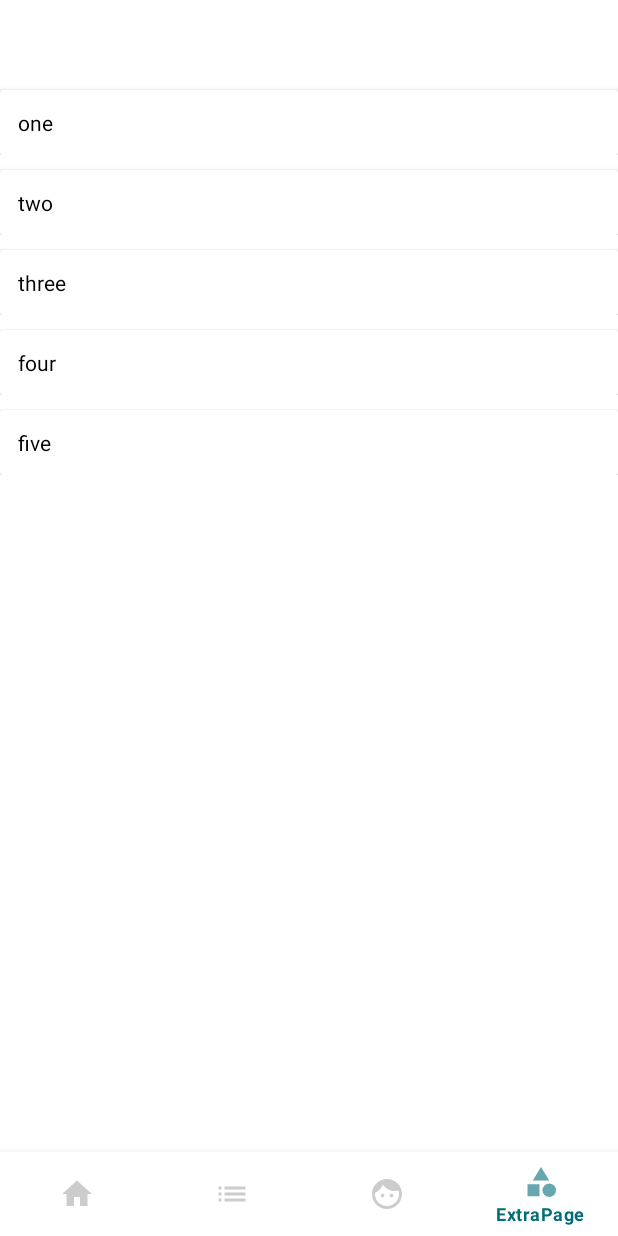
After one commit to iosepadrian/cryptoTradeSimulator, an Android app: the Page4Fragment screen opened through its navigation route, on a phone screen of 412 x 824 dp. The commit adds this screen. Run offline under Robolectric (Android 15) with nearby library versions, the phone set to English and light mode, and no system bars; our stand-ins replace Dagger/Hilt's generated code, navigation-ui.

Commit message:
category list added

```diff
--- /dev/null
+++ b/app/src/main/java/com/example/myapplication/data/data/adapters/categoryAdapters/CategoryAdapter.kt
@@ -0,0 +1,101 @@
+package com.example.myapplication.data.data.adapters.categoryAdapters
+
+import android.content.Context
+import android.view.LayoutInflater
+import android.view.View
+import android.view.ViewGroup
+import android.widget.LinearLayout
+import android.widget.TextView
+import androidx.recyclerview.widget.RecyclerView
+import com.example.myapplication.R
+import com.example.myapplication.data.data.adapters.categoryAdapters.CategoryAdapter.MyViewHolder
+import com.example.myapplication.data.data.model.Category
+import android.graphics.Typeface
+import android.util.Log
+
+import android.util.TypedValue
+import androidx.cardview.widget.CardView
+
+import androidx.recyclerview.widget.LinearLayoutManager
+
+
+
+
+class CategoryAdapter(
+    private var context:Context,
+    private var categoryList: ArrayList<Category>,
+    private var clickedPosition:Int,
+    private var subClickedPosition:Int
+) : RecyclerView.Adapter<MyViewHolder>(){
+
+
+
+    class MyViewHolder(itemView: View):RecyclerView.ViewHolder(itemView) {
+        var name: TextView
+        var row: CardView
+        val mSubRecyclerView:RecyclerView
+        init {
+            name = itemView.findViewById(R.id.categoryTextView)
+            row=itemView.findViewById(R.id.categoryCardView)
+            mSubRecyclerView=itemView.findViewById(R.id.subcategoryRecyclerView)
+        }
+    }
+
+    override fun onCreateViewHolder(parent: ViewGroup, viewType: Int): MyViewHolder {
+        val v = LayoutInflater.from(parent.context)
+            .inflate(R.layout.categoty_card_view, parent, false)
+        return MyViewHolder(v)
+    }
+
+    override fun onBindViewHolder(holder: MyViewHolder, position: Int) {
+        holder.name.setText(categoryList.get(position).name)
+        Log.v("AdiTag", categoryList.get(position).name)
+        val manager = LinearLayoutManager(context)
+        val adapter = SubCategoryAdapter(
+            object : SubCategoryAdapter.SubSelectionInterface {
+                override fun onsubselection(position: Int) {
+                    subClickedPosition = position
+                }
+            },
+            categoryList[position].subcategoryList,
+            -1,
+            )
+        holder.mSubRecyclerView.layoutManager = manager
+        holder.mSubRecyclerView.adapter = adapter
+        Log.v("AdiTag", categoryList[position].subcategoryList.toString())
+        if (position == clickedPosition) {
+            holder.mSubRecyclerView.visibility = View.VISIBLE
+            holder.name.setTextSize(TypedValue.COMPLEX_UNIT_SP, 16F)
+            holder.name.setTypeface(null, Typeface.BOLD)
+        } else {
+            holder.mSubRecyclerView.visibility = View.GONE
+            holder.name.setTextSize(TypedValue.COMPLEX_UNIT_SP, 14F)
+            holder.name.setTypeface(null, Typeface.NORMAL)
+        }
+
+        holder.row.setOnClickListener {
+            if (clickedPosition != position) {
+                clickedPosition = position
+                subClickedPosition = -1
+                notifyDataSetChanged()
+            } else {
+                holder.mSubRecyclerView.visibility = View.GONE
+                clickedPosition = -1
+                subClickedPosition = -1
+                notifyDataSetChanged()
+            }
+        }
+    }
+
+    override fun getItemCount(): Int {
+        return categoryList.size
+    }
+
+    fun getCategoryPosition(): Int {
+        return clickedPosition
+    }
+
+    fun getSubCategoryPosition(): Int {
+        return subClickedPosition
+    }
+}
--- /dev/null
+++ b/app/src/main/java/com/example/myapplication/data/data/model/Category.kt
@@ -0,0 +1,13 @@
+package com.example.myapplication.data.data.model
+
+import java.io.Serializable
+
+class Category(
+    val id:Int,
+    val name:String,
+    val subcategoryList: ArrayList<SubCategory>
+):Serializable {
+    override fun toString(): String {
+        return "Category(id=$id, name='$name', subcategoryList=$subcategoryList)"
+    }
+}
--- /dev/null
+++ b/app/src/main/java/com/example/myapplication/data/data/model/SubCategory.kt
@@ -0,0 +1,12 @@
+package com.example.myapplication.data.data.model
+
+import java.io.Serializable
+
+class SubCategory(
+    val name:String,
+    val description:String
+):Serializable {
+    override fun toString(): String {
+        return "SubCategory(name='$name', description='$description')"
+    }
+}
--- /dev/null
+++ b/app/src/main/java/com/example/myapplication/ui/fragments/Page4Fragment.kt
@@ -0,0 +1,79 @@
+package com.example.myapplication.ui.fragments
+
+import android.os.Bundle
+import android.util.Log
+import androidx.fragment.app.Fragment
+import android.view.LayoutInflater
+import android.view.View
+import android.view.ViewGroup
+import androidx.recyclerview.widget.LinearLayoutManager
+import com.example.myapplication.R
+import com.example.myapplication.data.data.adapters.categoryAdapters.CategoryAdapter
+import com.example.myapplication.data.data.model.Category
+import kotlinx.android.synthetic.main.fragment_page4.view.*
+import com.example.myapplication.data.data.model.SubCategory
+
+
+
+
+
+class Page4Fragment : Fragment() {
+
+    private lateinit var viewOfLayout: View
+    private var categoryList= ArrayList<Category>()
+
+
+
+    override fun onCreateView(
+        inflater: LayoutInflater, container: ViewGroup?,
+        savedInstanceState: Bundle?
+    ): View? {
+        // Inflate the layout for this fragment
+        viewOfLayout = inflater.inflate(R.layout.fragment_page4, container, false)
+
+        val recyclerView=viewOfLayout.categoryRecyclerView
+        createDummyData()
+
+        val manager=LinearLayoutManager(requireContext())
+        val adapter=CategoryAdapter(requireContext(),categoryList,-1,-1)
+        recyclerView.layoutManager=manager
+        recyclerView.adapter=adapter
+        return viewOfLayout
+    }
+
+    private fun createDummyData() {
+        var ex1= ArrayList<SubCategory>()
+        var ex2= ArrayList<SubCategory>()
+        var ex3= ArrayList<SubCategory>()
+        var ex4= ArrayList<SubCategory>()
+        var ex5= ArrayList<SubCategory>()
+        categoryList.add(Category(1, "one",ex1 ))
+        categoryList[0]?.subcategoryList.add(SubCategory("1", "sub one"))
+        categoryList[0]?.subcategoryList.add(SubCategory("2", "sub two"))
+        categoryList[0]?.subcategoryList.add(SubCategory("3", "sub three"))
+
+        categoryList.add(Category(2,"two",ex2))
+        categoryList[1]?.subcategoryList.add(SubCategory("1", "sub one"))
+        categoryList[1]?.subcategoryList.add(SubCategory("2", "sub two"))
+        categoryList[1]?.subcategoryList.add(SubCategory("3", "sub three"))
+
+        categoryList.add(Category(3, "three",ex3))
+        categoryList[2]?.subcategoryList.add(SubCategory("1", "sub one"))
+        categoryList[2]?.subcategoryList.add(SubCategory("2", "sub two"))
+        categoryList[2]?.subcategoryList.add(SubCategory("3", "sub three"))
+
+        categoryList.add(Category(4, "four",ex4))
+        categoryList[3]?.subcategoryList.add(SubCategory("1", "sub one"))
+        categoryList[3]?.subcategoryList.add(SubCategory("2", "sub two"))
+        categoryList[3]?.subcategoryList.add(SubCategory("3", "sub three"))
+
+        categoryList.add(Category(5, "five",ex5))
+        categoryList[4]?.subcategoryList.add(SubCategory("1", "sub one"))
+        categoryList[4]?.subcategoryList.add(SubCategory("2", "sub two"))
+        categoryList[4]?.subcategoryList.add(SubCategory("3", "sub three"))
+
+        Log.v("AdiTag","aici "+ categoryList[3].subcategoryList.toString())
+    }
+
+
+}
--- /dev/null
+++ b/app/src/main/res/drawable-anydpi/ic_category.xml
@@ -0,0 +1,17 @@
+<vector xmlns:android="http://schemas.android.com/apk/res/android"
+    android:width="24dp"
+    android:height="24dp"
+    android:viewportWidth="24"
+    android:viewportHeight="24"
+    android:tint="#333333"
+    android:alpha="0.6">
+  <path
+      android:fillColor="@android:color/white"
+      android:pathData="M12,2l-5.5,9h11z"/>
+  <path
+      android:fillColor="@android:color/white"
+      android:pathData="M17.5,17.5m-4.5,0a4.5,4.5 0,1 1,9 0a4.5,4.5 0,1 1,-9 0"/>
+  <path
+      android:fillColor="@android:color/white"
+      android:pathData="M3,13.5h8v8H3z"/>
+</vector>
--- /dev/null
+++ b/app/src/main/res/layout/categoty_card_view.xml
@@ -0,0 +1,39 @@
+<?xml version="1.0" encoding="utf-8"?>
+<androidx.constraintlayout.widget.ConstraintLayout xmlns:android="http://schemas.android.com/apk/res/android"
+    android:layout_width="match_parent"
+    android:layout_height="wrap_content"
+    xmlns:app="http://schemas.android.com/apk/res-auto">
+
+
+
+    <androidx.cardview.widget.CardView
+        android:id="@+id/categoryCardView"
+        android:layout_width="match_parent"
+        android:layout_height="wrap_content"
+        app:layout_constraintTop_toTopOf="parent"
+        android:layout_marginTop="10dp"
+        >
+        <LinearLayout
+            android:layout_width="match_parent"
+            android:layout_height="wrap_content"
+            android:orientation="vertical"
+            >
+            <TextView
+                android:layout_width="wrap_content"
+                android:layout_height="wrap_content"
+                android:id="@+id/categoryTextView"
+                android:textColor="@color/black"
+                android:text="Item Range"
+                android:textSize="20dp"
+                android:padding="12sp"
+                ></TextView>
+            <androidx.recyclerview.widget.RecyclerView
+                android:layout_width="match_parent"
+                android:layout_height="wrap_content"
+                android:id="@+id/subcategoryRecyclerView"
+                ></androidx.recyclerview.widget.RecyclerView>
+        </LinearLayout>
+    </androidx.cardview.widget.CardView>
+
+
+</androidx.constraintlayout.widget.ConstraintLayout>
--- /dev/null
+++ b/app/src/main/res/layout/fragment_page4.xml
@@ -0,0 +1,36 @@
+<?xml version="1.0" encoding="utf-8"?>
+<FrameLayout xmlns:android="http://schemas.android.com/apk/res/android"
+    xmlns:tools="http://schemas.android.com/tools"
+    android:layout_width="match_parent"
+    android:layout_height="match_parent"
+    xmlns:app="http://schemas.android.com/apk/res-auto"
+    tools:context=".ui.fragments.Page4Fragment">
+
+    <androidx.core.widget.NestedScrollView
+        android:layout_width="match_parent"
+        android:layout_height="wrap_content"
+        >
+
+    <androidx.constraintlayout.widget.ConstraintLayout
+        android:layout_width="match_parent"
+        android:layout_height="match_parent"
+        >
+        <LinearLayout
+            android:layout_width="match_parent"
+            android:layout_height="wrap_content"
+            app:layout_constraintTop_toTopOf="parent"
+            android:layout_marginTop="50dp"
+            >
+            <androidx.recyclerview.widget.RecyclerView
+                android:layout_width="match_parent"
+                android:layout_height="wrap_content"
+                android:id="@+id/categoryRecyclerView"
+                android:paddingBottom="70dp"
+                ></androidx.recyclerview.widget.RecyclerView>
+        </LinearLayout>
+
+
+    </androidx.constraintlayout.widget.ConstraintLayout>
+
+    </androidx.core.widget.NestedScrollView>
+</FrameLayout>
--- a/app/src/main/res/menu/bottom_navigation_menu.xml
+++ b/app/src/main/res/menu/bottom_navigation_menu.xml
@@ -17,4 +17,10 @@
         android:title="Profile"
         android:icon="@drawable/ic_profile"
         />
+    <item
+        android:id="@+id/page4Fragment"
+        android:enabled="true"
+        android:title="ExtraPage"
+        android:icon="@drawable/ic_category"
+        />
 </menu>
--- a/app/src/main/res/navigation/my_nav.xml
+++ b/app/src/main/res/navigation/my_nav.xml
@@ -9,6 +9,13 @@
         android:name="com.example.myapplication.ui.fragments.Page3Fragment"
         android:label="fragment_page3"
         tools:layout="@layout/fragment_page3" />
+    <fragment
+        android:id="@+id/page4Fragment"
+        android:name="com.example.myapplication.ui.fragments.Page4Fragment"
+        android:label="fragment_page4"
+        tools:layout="@layout/fragment_page4" />
+
+
 
     <fragment
         android:id="@+id/page1Fragment"
```
Also changed, not shown: app/src/main/java/com/example/myapplication/data/data/adapters/categoryAdapters/SubCategoryAdapter.kt (added, +79 -0 lines), app/src/main/java/com/example/myapplication/ui/activities/MainActivity.kt (+5 -5 lines), app/src/main/res/layout/fragment_page3.xml (+13 -5 lines), app/src/main/res/layout/subcategory_card_view.xml (added, +39 -0 lines), app/src/main/res/drawable-hdpi/ic_category.png (added), app/src/main/res/drawable-mdpi/ic_category.png (added), app/src/main/res/drawable-xhdpi/ic_category.png (added), app/src/main/res/drawable-xxhdpi/ic_category.png (added).
